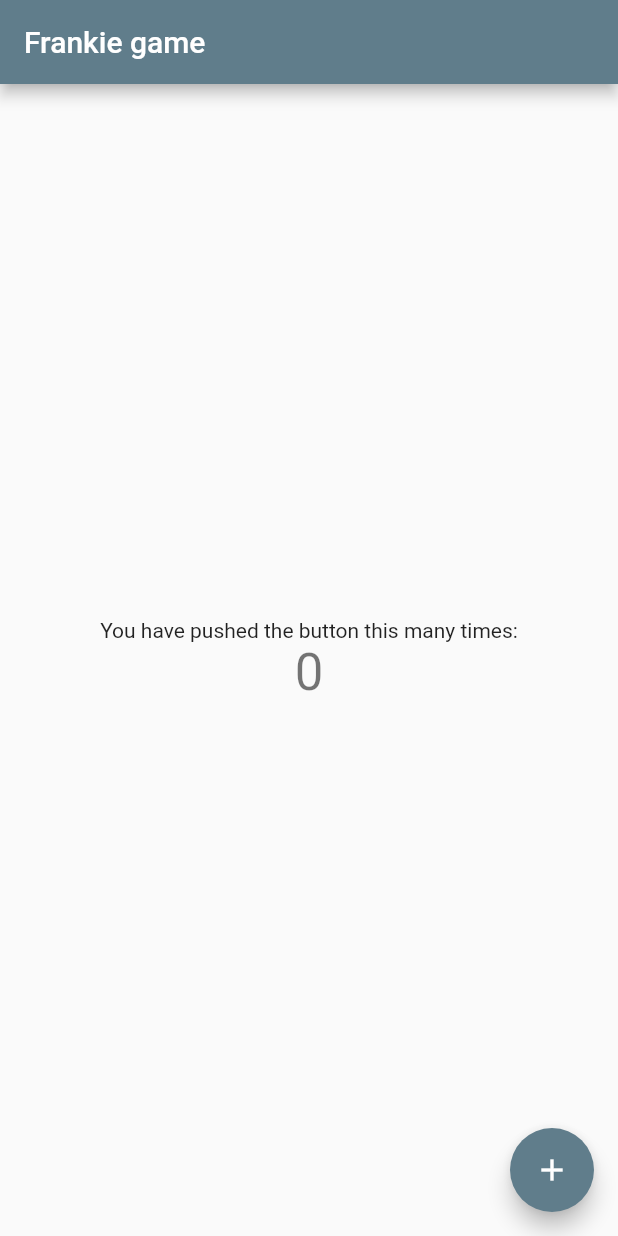
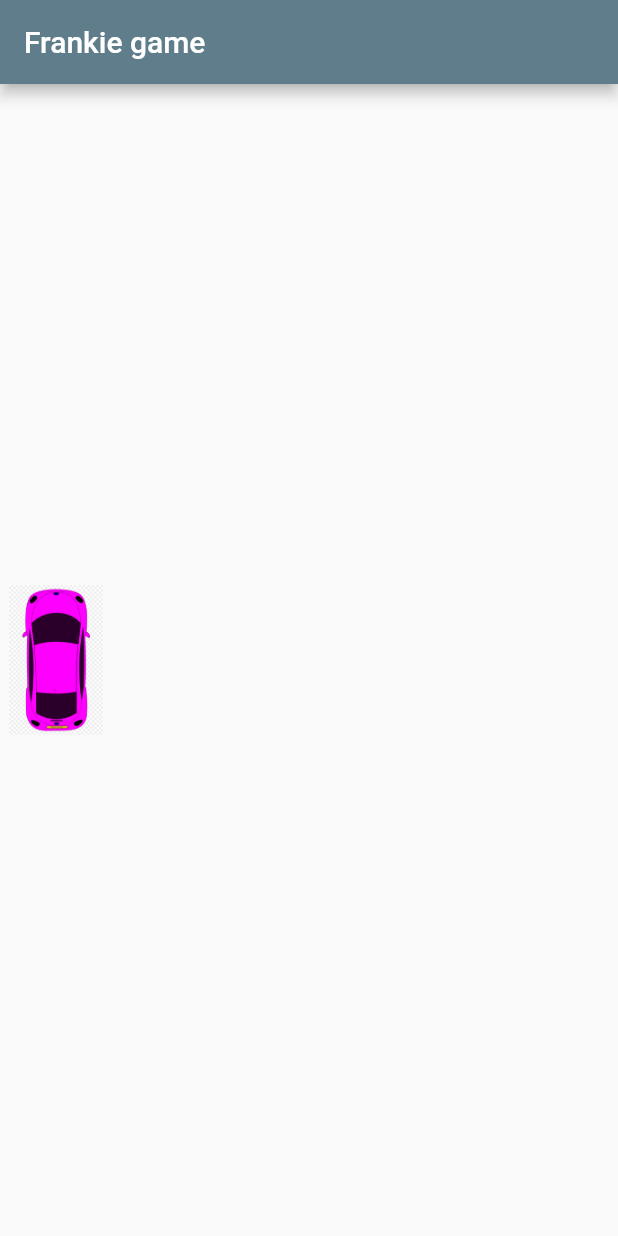
Before and after one commit to cpaolicelli/good_boy, a Flutter app: the screen it shows after launch, on a phone screen of 412 x 824 dp. Run offline on Flutter 3.47's test engine with Material 2 defaults, Android fonts, the phone set to English and light mode, and no system bars.

Commit message:
Added frankie widget

```diff
--- /dev/null
+++ b/lib/frankie.dart
@@ -0,0 +1,27 @@
+import 'package:flutter/material.dart';
+
+class Frankie extends StatelessWidget {
+
+
+  @override
+  Widget build(BuildContext context) {
+    return GestureDetector(
+      // move frankie to right
+      onVerticalDragStart: (dragStartDetails) {
+
+      },
+      //move frankie to left
+      onVerticalDragEnd: (dragEndDetails) {
+
+      },
+      //frankie image
+      child: new Image.asset(
+          "assets/images/car-top-view.png",
+          width: 400.0,
+          height: 100.0,
+          alignment: new Alignment(-1.0, -1.0)
+      ),
+    );
+  }
+
+}
--- a/lib/main.dart
+++ b/lib/main.dart
@@ -1,4 +1,5 @@
 import 'package:flutter/material.dart';
+import 'frankie.dart';
 
 void main() => runApp(MyApp());
 
@@ -91,21 +92,10 @@ class _MyHomePageState extends State<MyHomePage> {
           // horizontal).
           mainAxisAlignment: MainAxisAlignment.center,
           children: <Widget>[
-            Text(
-              'You have pushed the button this many times:',
-            ),
-            Text(
-              '$_counter',
-              style: Theme.of(context).textTheme.display1,
-            ),
+            new Frankie()
           ],
         ),
-      ),
-      floatingActionButton: FloatingActionButton(
-        onPressed: _incrementCounter,
-        tooltip: 'Increment',
-        child: Icon(Icons.add),
-      ), // This trailing comma makes auto-formatting nicer for build methods.
+      )// This trailing comma makes auto-formatting nicer for build methods.
     );
   }
 }
--- a/pubspec.yaml
+++ b/pubspec.yaml
@@ -21,6 +21,8 @@ dependencies:
   # Use with the CupertinoIcons class for iOS style icons.
   cupertino_icons: ^0.1.2
 
+  fluttertoast: ^2.1.5
+
 dev_dependencies:
   flutter_test:
     sdk: flutter
@@ -39,8 +41,7 @@ flutter:
 
   # To add assets to your application, add an assets section, like this:
   assets:
-    - assets
-      - images/car-top-view.png
+      - assets/images/car-top-view.png
 
   # An image asset can refer to one or more resolution-specific "variants", see
   # https://flutter.io/assets-and-images/#resolution-aware.
```
Also changed, not shown: 5 other files.
